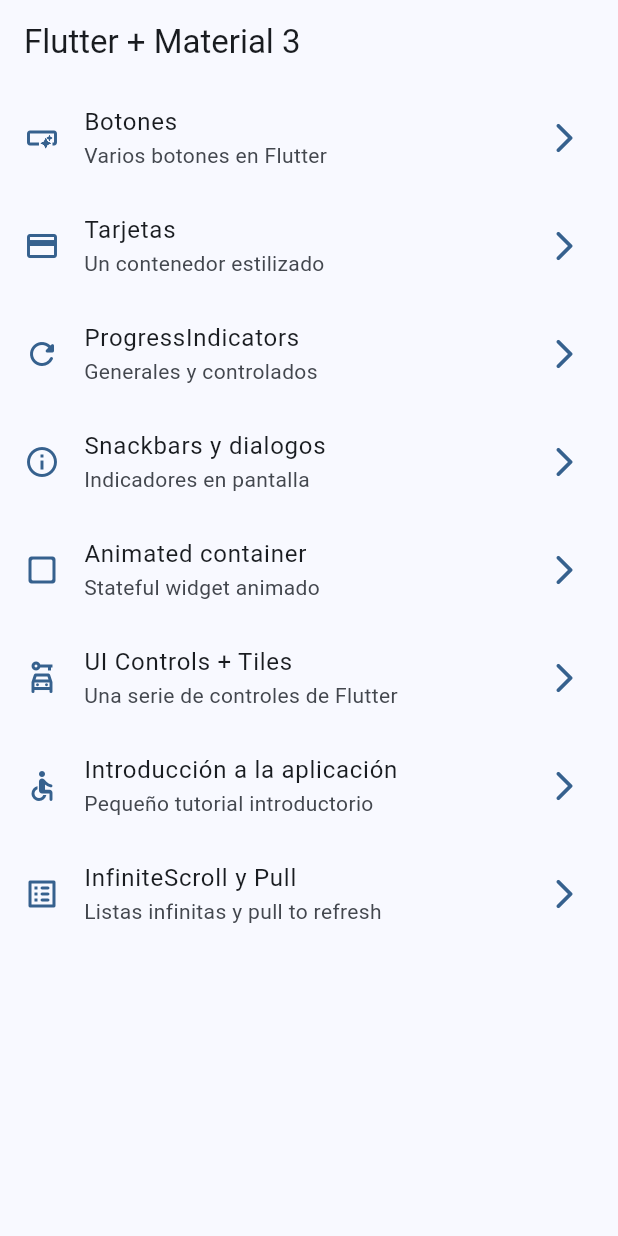
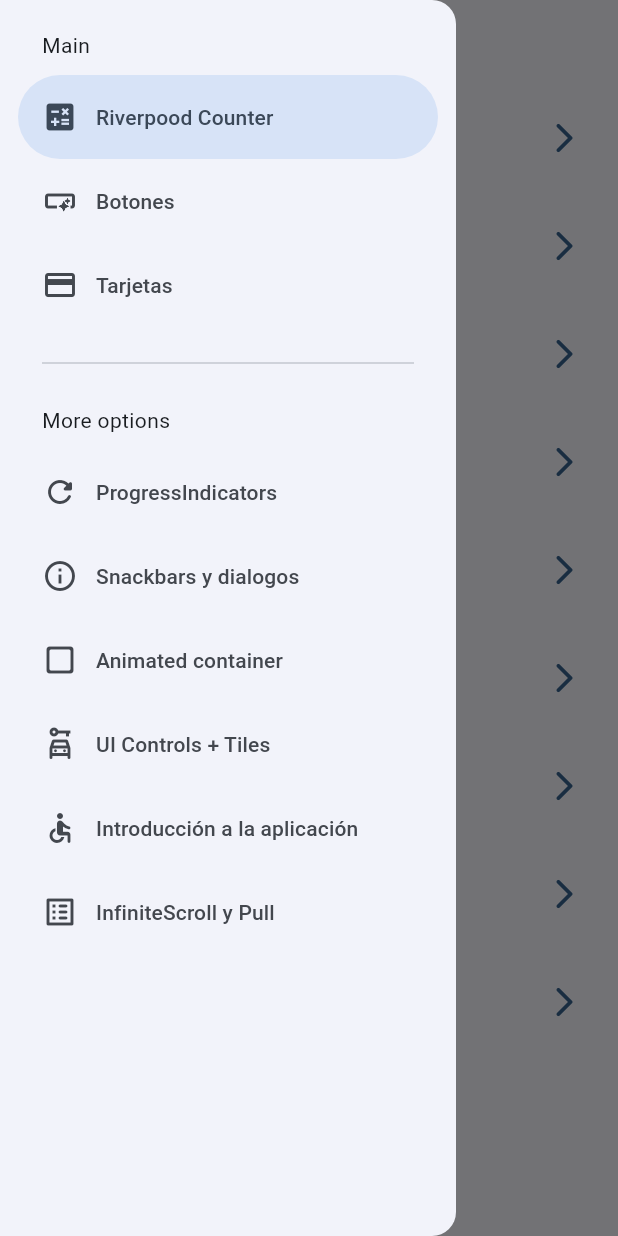
Before and after one commit to nelsonYB/widgets_app, a Flutter app: the screen it shows after launch, with the side drawer open (before the commit the screen has no drawer), on a phone screen of 412 x 824 dp. Run offline on Flutter 3.47's test engine with Material 2 defaults, Android fonts, the phone set to English and light mode, and no system bars; our stand-ins replace animate_do, flutter_riverpod, go_router.

Commit message:
Muchos cambios

```diff
--- a/lib/config/menu/menu_items.dart
+++ b/lib/config/menu/menu_items.dart
@@ -19,6 +19,13 @@ class MenuItem {
 const appMenuItems = <MenuItem> [
 
   // este MenuItems lo que hace es crear la opción en el menu
+
+  MenuItem(
+    title: 'Riverpood Counter',
+    subTitle: 'Introducción riverpood',
+    link: '/counter',
+    icon: Icons.calculate,
+  ),
 
   MenuItem(
     title: 'Botones',
@@ -76,4 +83,6 @@ const appMenuItems = <MenuItem> [
     icon: Icons.list_alt_rounded,
   ),
 
+
+
 ];
--- a/lib/config/router/app_router.dart
+++ b/lib/config/router/app_router.dart
@@ -59,5 +59,11 @@ final appRouter = GoRouter(
       name: InfiniteScrollScreen.name,
       builder: (context, state) => const InfiniteScrollScreen(),
     ),
+
+    GoRoute(
+      path: '/counter',
+      name: CounterScreen.name,
+      builder: (context, state) => const CounterScreen(),
+    ),
   ],
 );
--- /dev/null
+++ b/lib/presentation/providers/counter_provider.dart
@@ -0,0 +1,5 @@
+import 'package:flutter_riverpod/flutter_riverpod.dart';
+
+
+
+final counterProvider = StateProvider((ref) => 5);
--- /dev/null
+++ b/lib/presentation/providers/theme_provider.dart
@@ -0,0 +1,4 @@
+import 'package:flutter_riverpod/flutter_riverpod.dart';
+
+
+final isDarkmodeProvider = StateProvider((ref) => false);
--- a/lib/presentation/screens/home/home_screen.dart
+++ b/lib/presentation/screens/home/home_screen.dart
@@ -2,6 +2,7 @@ import 'package:flutter/material.dart';
 import 'package:go_router/go_router.dart';
 import 'package:widgets_app/config/menu/menu_items.dart';
 import 'package:widgets_app/presentation/screens/screens.dart';
+import 'package:widgets_app/presentation/widgets/side_menu.dart';
 
 class HomeScreen extends StatelessWidget {
 
@@ -11,11 +12,18 @@ class HomeScreen extends StatelessWidget {
 
   @override
   Widget build(BuildContext context) {
+
+    final scaffloKey = GlobalKey<ScaffoldState>(); //obtener el key del scafflod
+    //para poder regresar a la pantalla de inicio
+
+
     return Scaffold(
+      key: scaffloKey,
       appBar: AppBar(
         title: const Text('Flutter + Material 3'),
       ),
       body: const _HomeView(),
+      drawer: SideMenu( scaffoldKey: scaffloKey )
     );
   }
 }
--- a/lib/presentation/screens/screens.dart
+++ b/lib/presentation/screens/screens.dart
@@ -1,3 +1,4 @@
+
 
 
 
@@ -10,3 +11,4 @@ export 'package:widgets_app/presentation/screens/infinite_scroll/infinite_scroll
 export 'package:widgets_app/presentation/screens/progress/progress_screen.dart';
 export 'package:widgets_app/presentation/screens/snackbar/snackbar_screen.dart';
 export 'package:widgets_app/presentation/screens/ui_controls/ui_controls_screen.dart';
+export 'package:widgets_app/presentation/screens/counter/counter_screen.dart';
--- a/lib/presentation/screens/snackbar/snackbar_screen.dart
+++ b/lib/presentation/screens/snackbar/snackbar_screen.dart
@@ -44,7 +44,7 @@ class SnackbarScreen extends StatelessWidget {
   Widget build(BuildContext context) {
     return Scaffold(
       appBar: AppBar(
-        title: Text('Snackbars y Diálogos'),
+        title: const Text('Snackbars y Diálogos'),
       ),
 
       body: Center(
--- /dev/null
+++ b/lib/presentation/widgets/side_menu.dart
@@ -0,0 +1,80 @@
+import 'package:flutter/material.dart';
+import 'package:go_router/go_router.dart';
+import 'package:widgets_app/config/menu/menu_items.dart';
+
+class SideMenu extends StatefulWidget {
+
+  final GlobalKey<ScaffoldState> scaffoldKey;
+
+  const SideMenu({
+    super.key,
+    required this.scaffoldKey
+  });
+
+  @override
+  State<SideMenu> createState() => _SideMenuState();
+}
+
+class _SideMenuState extends State<SideMenu> {
+
+  int navDrawerIndex = 0;
+
+  @override
+  Widget build(BuildContext context) {
+
+    final hasNotch = MediaQuery.of(context).viewPadding.top > 31;
+
+
+    return NavigationDrawer(
+      selectedIndex: navDrawerIndex,
+      onDestinationSelected: (value) {
+
+        setState(() {
+          navDrawerIndex = value;
+        });
+
+        final menuItem = appMenuItems[value];
+        context.push(menuItem.link);
+        widget.scaffoldKey.currentState?.closeDrawer();
+
+      },
+      children: [
+
+        Padding(
+          padding: EdgeInsets.fromLTRB(28, hasNotch ? 10 : 20, 16, 10),
+          child: const Text('Main'),
+        ),
+
+        ...appMenuItems
+          .sublist(0,3)//los primeros 3
+          .map((item) => NavigationDrawerDestination(
+          icon: Icon(item.icon),
+          label: Text(item.title),
+          ),
+        ),
+
+        const Padding(
+          padding: EdgeInsets.fromLTRB(28, 16, 28, 10),
+          child: Divider(),
+        ),
+
+        const Padding(
+          padding: EdgeInsets.fromLTRB(28, 10, 16, 10),
+          child: Text('More options'),
+        ),
+
+
+        ...appMenuItems
+          .sublist(3)//del 3 en adelante
+          .map((item) => NavigationDrawerDestination(
+          icon: Icon(item.icon),
+          label: Text(item.title),
+          ),
+        ),
+
+
+
+      ]
+    );
+  }
+}
--- a/pubspec.yaml
+++ b/pubspec.yaml
@@ -10,6 +10,7 @@ dependencies:
   animate_do: ^3.0.2
   flutter:
     sdk: flutter
+  flutter_riverpod: ^2.2.0
   go_router: ^10.0.0
 
 dev_dependencies:
```
Also changed, not shown: lib/main.dart (+7 -1 lines), lib/presentation/screens/counter/counter_screen.dart (added, +51 -0 lines), pubspec.lock.
